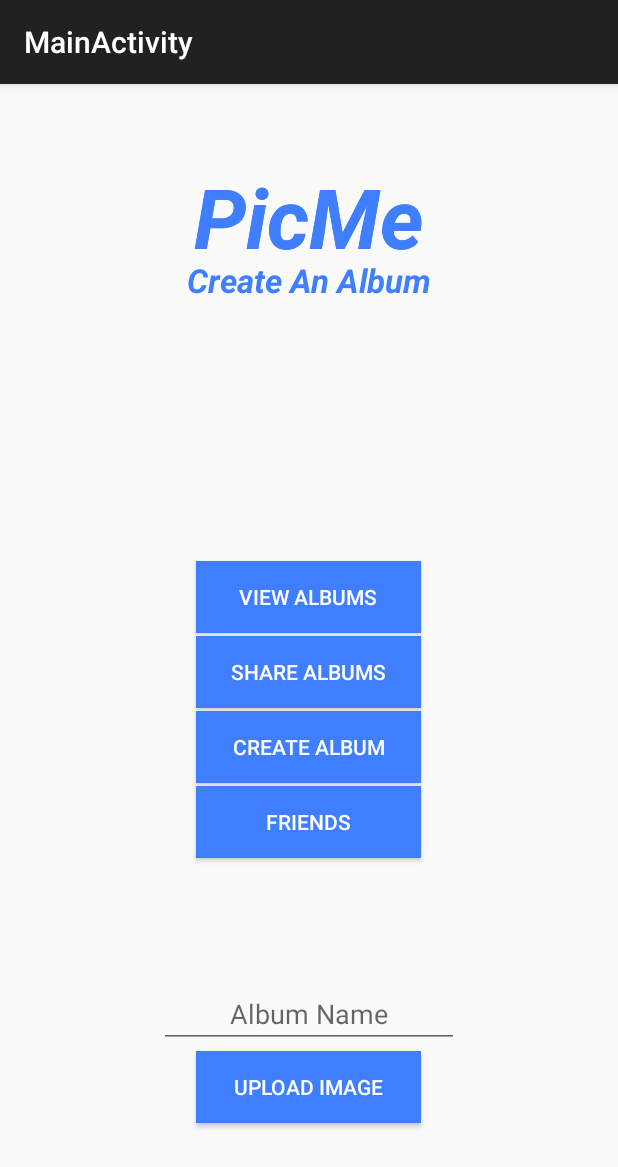
After one commit to Matthancock03/cmpe137_project, an Android app: the fragment CreateAlbumFragment placed in its activity, on a phone screen of 412 x 824 dp. The commit adds this screen. Shown: the top 1167 px of the screen. Run offline under Robolectric (Android 15) with nearby library versions, the phone set to English and light mode, and no system bars; libraries missing offline, so code that uses them is left out: com.firebase.client; 4 statements that could not run were skipped.

Commit message:
added more fragments

```diff
--- /dev/null
+++ b/PicMe/app/src/main/java/com/example/misanthropic/picme/CreateAlbumFragment.java
@@ -0,0 +1,108 @@
+package com.example.misanthropic.picme;
+
+import android.app.Activity;
+import android.content.Intent;
+import android.net.Uri;
+import android.os.Bundle;
+import android.app.Fragment;
+import android.util.Log;
+import android.view.LayoutInflater;
+import android.view.View;
+import android.view.ViewGroup;
+import android.widget.EditText;
+
+import com.firebase.client.Firebase;
+
+
+/**
+ * A simple {@link Fragment} subclass.
+ * Activities that contain this fragment must implement the
+ * {@link CreateAlbumFragment.OnFragmentInteractionListener} interface
+ * to handle interaction events.
+ * Use the {@link CreateAlbumFragment#newInstance} factory method to
+ * create an instance of this fragment.
+ */
+public class CreateAlbumFragment extends Fragment {
+
+    Firebase ref;
+    Firebase album;
+    MainActivity main = (MainActivity)getActivity();
+    String email = main.getUserEmail();
+    EditText albumName;
+
+    private OnFragmentInteractionListener mListener;
+
+    // TODO: Rename and change types and number of parameters
+    public static CreateAlbumFragment newInstance(String param1, String param2) {
+        CreateAlbumFragment fragment = new CreateAlbumFragment();
+        Bundle args = new Bundle();
+        fragment.setArguments(args);
+
+        return fragment;
+    }
+
+    public CreateAlbumFragment() {
+        // Required empty public constructor
+    }
+
+    @Override
+    public void onCreate(Bundle savedInstanceState) {
+        super.onCreate(savedInstanceState);
+        Firebase.setAndroidContext(getActivity());
+        ref = new Firebase("https://PicMe.firebaseio.com/users");
+    }
+
+    @Override
+    public View onCreateView(LayoutInflater inflater, ViewGroup container,
+                             Bundle savedInstanceState) {
+        // Inflate the layout for this fragment
+        return inflater.inflate(R.layout.fragment_create_album, container, false);
+    }
+
+    // TODO: Rename method, update argument and hook method into UI event
+    public void onButtonPressed(Uri uri) {
+        if (mListener != null) {
+            mListener.onFragmentInteraction(uri);
+        }
+    }
+
+    @Override
+    public void onAttach(Activity activity) {
+        super.onAttach(activity);
+        try {
+            mListener = (OnFragmentInteractionListener) activity;
+        } catch (ClassCastException e) {
+            throw new ClassCastException(activity.toString()
+                    + " must implement OnFragmentInteractionListener");
+        }
+    }
+
+    @Override
+    public void onDetach() {
+        super.onDetach();
+        mListener = null;
+    }
+
+    public void createAlbum(View v){
+        albumName = (EditText) v.findViewById(R.id.albumName);
+
+        Log.d("Debug", albumName.toString());
+    }
+
+    /**
+     * This interface must be implemented by activities that contain this
+     * fragment to allow an interaction in this fragment to be communicated
+     * to the activity and potentially other fragments contained in that
+     * activity.
+     * <p/>
+     * See the Android Training lesson <a href=
+     * "http://developer.android.com/training/basics/fragments/communicating.html"
+     * >Communicating with Other Fragments</a> for more information.
+     */
+    public interface OnFragmentInteractionListener {
+        // TODO: Update argument type and name
+        public void onFragmentInteraction(Uri uri);
+    }
+
+
+}
--- /dev/null
+++ b/PicMe/app/src/main/res/layout/fragment_create_album.xml
@@ -0,0 +1,59 @@
+<FrameLayout xmlns:android="http://schemas.android.com/apk/res/android"
+    xmlns:tools="http://schemas.android.com/tools" android:layout_width="match_parent"
+    android:layout_height="match_parent"
+    tools:context="com.example.misanthropic.picme.CreateAlbumFragment">
+
+    <TextView
+        android:layout_width="wrap_content"
+        android:layout_height="wrap_content"
+        android:textAppearance="?android:attr/textAppearanceLarge"
+        android:text="@string/picme"
+        android:id="@+id/header"
+        android:layout_marginTop="35dp"
+        android:editable="false"
+        android:gravity="center_horizontal"
+        android:textSize="55dp"
+        android:textStyle="bold|italic"
+        android:textColor="#3f7fff"
+        android:singleLine="false"
+        android:layout_gravity="center_horizontal|top" />
+
+    <ImageView
+        android:layout_width="wrap_content"
+        android:layout_height="wrap_content"
+        android:id="@+id/imageView"
+        android:layout_gravity="center" />
+
+    <Button
+        android:layout_width="wrap_content"
+        android:layout_height="wrap_content"
+        android:text="@string/uploadImage"
+        android:id="@+id/addImage"
+        android:layout_gravity="center_horizontal|bottom"
+        android:width="150dp"
+        android:background="#3f7fff"
+        android:textColor="#ffffff"
+        android:layout_marginBottom="75dp" />
+
+    <EditText
+        android:layout_width="wrap_content"
+        android:layout_height="wrap_content"
+        android:id="@+id/albumName"
+        android:layout_gravity="center_horizontal|bottom"
+        android:hint="Album Name"
+        android:layout_marginBottom="125dp"
+        android:width="200dp"
+        android:gravity="center" />
+
+    <TextView
+        android:layout_width="wrap_content"
+        android:layout_height="wrap_content"
+        android:text="Create An Album"
+        android:id="@+id/createHeader"
+        android:layout_gravity="center_horizontal|top"
+        android:layout_marginTop="100dp"
+        android:textColor="#3f7fff"
+        android:textSize="22dp"
+        android:textStyle="bold|italic" />
+
+</FrameLayout>
--- a/PicMe/app/src/main/res/values/strings.xml
+++ b/PicMe/app/src/main/res/values/strings.xml
@@ -22,4 +22,5 @@
     <string name="picme">PicMe</string>
     <string name="create_button">Create Album</string>
     <string name="friends_button">Friends</string>
+    <string name="uploadImage">Upload Image</string>
 </resources>
```
Also changed, not shown: PicMe/app/src/main/java/com/example/misanthropic/picme/AlbumViewFragment.java (added, +96 -0 lines), PicMe/app/src/main/java/com/example/misanthropic/picme/FriendsFragment.java (added, +96 -0 lines), PicMe/app/src/main/java/com/example/misanthropic/picme/MainActivity.java (+42 -9 lines), PicMe/app/src/main/res/layout/fragment_album_view.xml (added, +9 -0 lines), PicMe/app/src/main/res/layout/fragment_friends.xml (added, +10 -0 lines), 1 other file.
